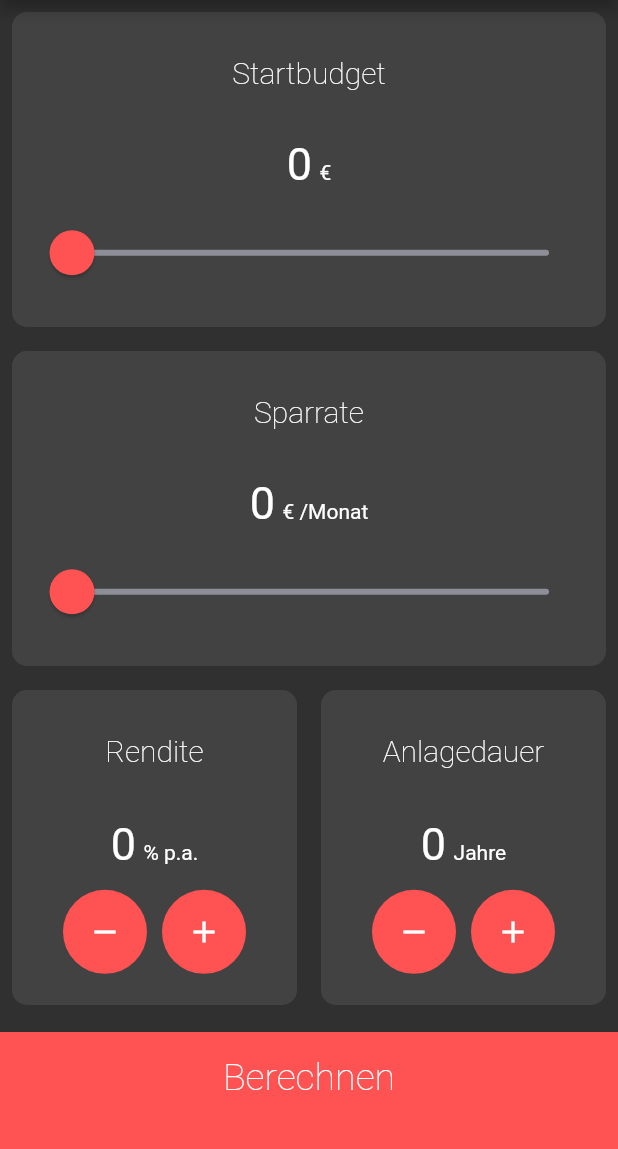
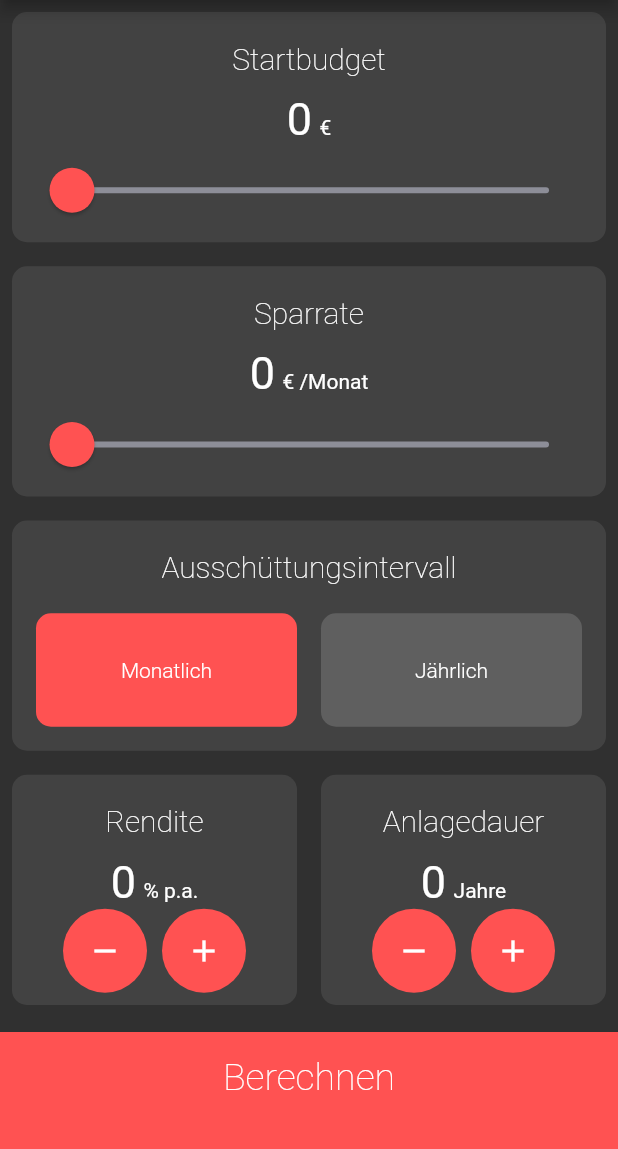
Before and after one commit to McMuellermilch/znsn, a Flutter app: the screen it shows after launch, on a phone screen of 412 x 824 dp, the part 84-1233 px from its top. Run offline on Flutter 3.47's test engine with Material 2 defaults, Android fonts, the phone set to English and light mode, and no system bars.

Commit message:
added compounding interval options and a frist implementation of ongoing deposits

```diff
--- /dev/null
+++ b/lib/components/simple_empty_card.dart
@@ -0,0 +1,31 @@
+import 'package:flutter/material.dart';
+import 'package:znsn/constants.dart';
+
+class SimpleEmptyCard extends StatelessWidget {
+  SimpleEmptyCard({@required this.text, this.onTap, this.color});
+
+  final String text;
+  final Function onTap;
+  final Color color;
+
+  @override
+  Widget build(BuildContext context) {
+    return GestureDetector(
+      onTap: onTap,
+      child: Container(
+        margin: EdgeInsets.all(8.0),
+        padding: EdgeInsets.all(8.0),
+        decoration: BoxDecoration(
+          color: color,
+          borderRadius: BorderRadius.circular(10.0),
+        ),
+        child: Center(
+          child: Text(
+            text,
+            style: kEmptyCardText,
+          ),
+        ),
+      ),
+    );
+  }
+}
--- a/lib/constants.dart
+++ b/lib/constants.dart
@@ -2,6 +2,7 @@ import 'package:flutter/material.dart';
 
 const kBottomContainerHeight = 80.0;
 const kActiveCardColour = Color(0xFF1D1E33);
+const kInactiveCardColor = Color(0x46ABABAB);
 const kBottomContainerColor = Color(0xFFFF5252);
 const kBottomContainerColorLight = Color(0x26FF5252);
 
@@ -20,3 +21,7 @@ const kYieldValueTextStyle = TextStyle(
   fontWeight: FontWeight.w400,
   color: Colors.green,
 );
+
+const kEmptyCardText = TextStyle(
+  fontWeight: FontWeight.w300,
+);
--- a/lib/homepage.dart
+++ b/lib/homepage.dart
@@ -2,6 +2,7 @@ import 'package:flutter/material.dart';
 import 'package:znsn/components/simple_button.dart';
 import 'package:znsn/components/simple_card.dart';
 import 'package:znsn/components/bottom_button.dart';
+import 'package:znsn/components/simple_empty_card.dart';
 import 'package:znsn/constants.dart';
 import 'package:znsn/components/simple_text.dart';
 import 'package:znsn/resultpage.dart';
@@ -17,9 +18,23 @@ class _HomepageState extends State<Homepage> {
   int rate = 0;
   int yield = 0;
   int years = 0;
+  int compoundingInterval = 12;
 
-  double compoundInterest() {
-    return budget * pow((1 + (yield / 100)), years);
+  //[ P(1+r/n)^(nt)]
+  double compoundInterestForPrincipal() {
+    //TODO Formula returns the wrong value
+    return budget *
+        (pow((1 + ((yield / 100) / compoundingInterval)),
+            compoundingInterval * yield));
+  }
+
+  //[ PMT × ( ((1 + r/n)^(nt) - 1) / (r/n) ) ]
+  double futureValueOfSeries() {
+    return rate *
+        (pow((1 + ((yield / 100) / compoundingInterval)),
+                compoundingInterval * yield) -
+            1) /
+        ((yield / 100) / compoundingInterval);
   }
 
   @override
@@ -106,6 +121,49 @@ class _HomepageState extends State<Homepage> {
                   ),
                 ],
               ),
+            ),
+          ),
+          Expanded(
+            child: Row(
+              mainAxisAlignment: MainAxisAlignment.spaceEvenly,
+              crossAxisAlignment: CrossAxisAlignment.stretch,
+              children: <Widget>[
+                Expanded(
+                  child: SimpleCard(
+                    title: "Ausschüttungsintervall",
+                    cardChild: Row(
+                      children: <Widget>[
+                        Expanded(
+                          child: SimpleEmptyCard(
+                            text: "Monatlich",
+                            color: compoundingInterval == 12
+                                ? kBottomContainerColor
+                                : kInactiveCardColor,
+                            onTap: () {
+                              setState(() {
+                                compoundingInterval = 12;
+                              });
+                            },
+                          ),
+                        ),
+                        Expanded(
+                          child: SimpleEmptyCard(
+                            text: "Jährlich",
+                            color: compoundingInterval == 1
+                                ? kBottomContainerColor
+                                : kInactiveCardColor,
+                            onTap: () {
+                              setState(() {
+                                compoundingInterval = 1;
+                              });
+                            },
+                          ),
+                        )
+                      ],
+                    ),
+                  ),
+                ),
+              ],
             ),
           ),
           Expanded(
@@ -208,7 +266,7 @@ class _HomepageState extends State<Homepage> {
                   MaterialPageRoute(
                     builder: (context) => ResultPage(
                       budget: budget,
-                      compoundInterest: compoundInterest(),
+                      compoundInterest: compoundInterestForPrincipal(),
                       years: years,
                     ),
                   ),
```
